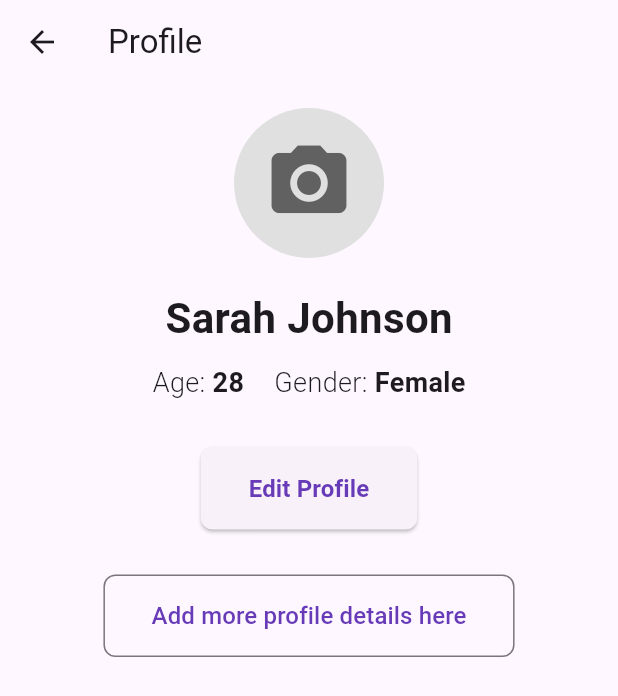
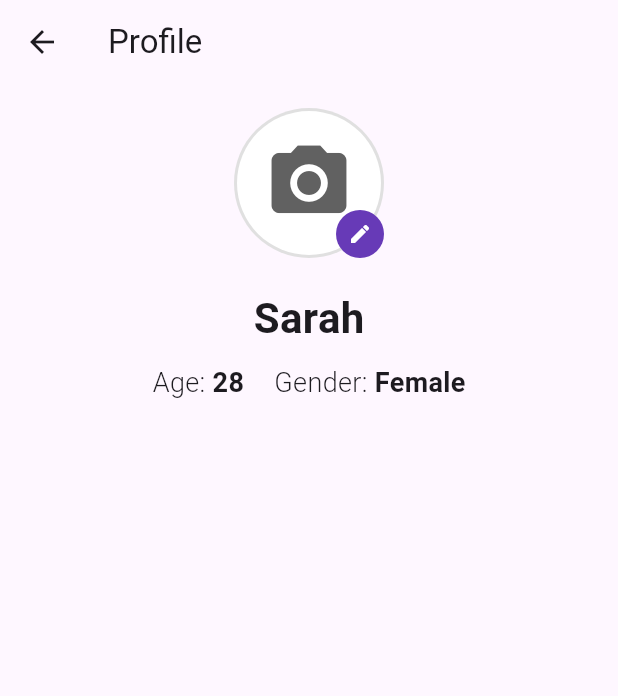
Before and after one commit to FahriBilici/synkronize_app, a Flutter app: the ProfileView screen opened by its route, on a phone screen of 412 x 824 dp. Shown: the top 696 px of the screen. Run offline on Flutter 3.47's test engine with Material 3 defaults, Android fonts, the phone set to English and light mode, and no system bars; our stand-ins replace firebase_core, get, sign_in_button; missing offline and left inert: web3auth_flutter; accounts and stored records are empty.

Commit message:
Improve the chat view and profile view

```diff
--- a/lib/main.dart
+++ b/lib/main.dart
@@ -34,7 +34,7 @@ class MyApp extends StatelessWidget {
         colorScheme: ColorScheme.fromSeed(seedColor: Colors.deepPurple),
         useMaterial3: true,
       ),
-      initialRoute: '/onboarding',
+      initialRoute: '/login',
       getPages: [
         GetPage(name: '/onboarding', page: () => const OnboardingView()),
         GetPage(name: '/login', page: () => const LoginView()),
--- a/lib/views/profile_view.dart
+++ b/lib/views/profile_view.dart
@@ -14,29 +14,51 @@ class ProfileView extends StatelessWidget {
         child: Column(
           crossAxisAlignment: CrossAxisAlignment.center,
           children: [
-            // Profile Picture Placeholder
+            // Profile Picture Placeholder with Border and Edit Button
+            Stack(
+              children: [
                 CircleAvatar(
                   radius: 50,
                   backgroundColor: Colors.grey[300],
+                  child: CircleAvatar(
+                    radius: 48,
+                    backgroundColor: Colors.white,
                     child: Icon(
                       Icons.camera_alt,
                       size: 60,
                       color: Colors.grey[700],
                     ),
                   ),
+                ),
+                Positioned(
+                  right: 0,
+                  bottom: 0,
+                  child: CircleAvatar(
+                    radius: 16,
+                    backgroundColor: Colors.deepPurple,
+                    child: IconButton(
+                      icon: const Icon(Icons.edit, size: 16, color: Colors.white),
+                      onPressed: () {
+                        // Add edit functionality here
+                      },
+                    ),
+                  ),
+                ),
+              ],
+            ),
             const SizedBox(height: 20),
             // Basic Details
             const Text(
-              'Sarah Johnson',
+              'Sarah',
               style: TextStyle(
                 fontSize: 28,
                 fontWeight: FontWeight.bold,
               ),
             ),
             const SizedBox(height: 10),
-            Row(
+            const Row(
               mainAxisAlignment: MainAxisAlignment.center,
-              children: const [
+              children: [
                 Text(
                   'Age: ',
                   style: TextStyle(
@@ -68,47 +90,6 @@ class ProfileView extends StatelessWidget {
                 ),
               ],
             ),
-            const SizedBox(height: 30),
-            // Edit Button
-            ElevatedButton(
-              onPressed: () {
-                // Add edit functionality here
-              },
-              style: ElevatedButton.styleFrom(
-                foregroundColor: Colors.deepPurple,
-                padding: const EdgeInsets.symmetric(horizontal: 32, vertical: 16),
-                shape: RoundedRectangleBorder(
-                  borderRadius: BorderRadius.circular(8),
-                ),
-              ),
-              child: const Text(
-                'Edit Profile',
-                style: TextStyle(
-                  fontSize: 16,
-                  fontWeight: FontWeight.bold,
-                ),
-              ),
-            ),
-            const SizedBox(height: 30),
-            // Additional Details Section
-            OutlinedButton(
-              onPressed: () {
-                // Add functionality to expand or provide further personal information
-              },
-              style: OutlinedButton.styleFrom(
-                padding: const EdgeInsets.symmetric(horizontal: 32, vertical: 16),
-                shape: RoundedRectangleBorder(
-                  borderRadius: BorderRadius.circular(8),
-                ),
-              ),
-              child: const Text(
-                'Add more profile details here',
-                style: TextStyle(
-                  fontSize: 16,
-                  color: Colors.deepPurple,
-                ),
-              ),
-            ),
           ],
         ),
       ),
```
Also changed, not shown: lib/views/chat_view.dart (+42 -7 lines). Lines whose indentation alone changed are shown as unchanged.
